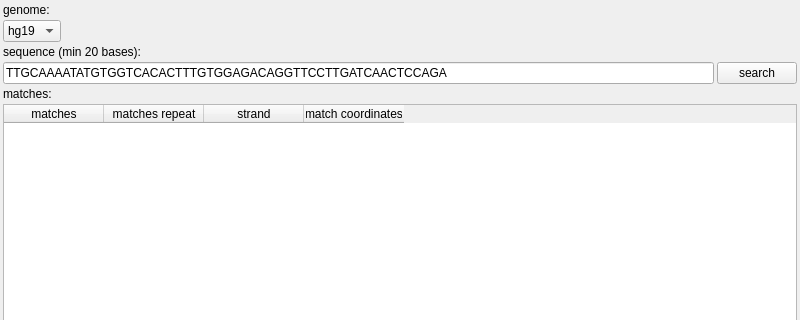
This is src/GSvar/BlatWidget.ui in imgag/ngs-bits as Qt 5 draws it before an edit; both pictures show x 0 to 800 and y 0 to 320 of the 800 by 500 pixel window. The edited form follows.
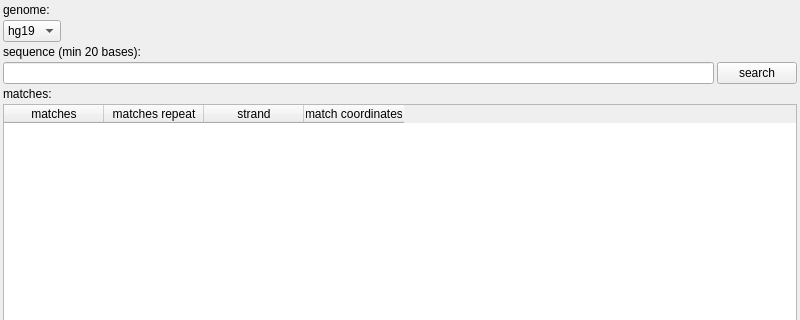
This is the edited form.

```diff
--- a/src/GSvar/BlatWidget.ui
+++ b/src/GSvar/BlatWidget.ui
@@ -91,7 +91,7 @@
      <item>
       <widget class="QLineEdit" name="sequence">
        <property name="text">
-        <string>TTGCAAAATATGTGGTCACACTTTGTGGAGACAGGTTCCTTGATCAACTCCAGA</string>
+        <string/>
        </property>
       </widget>
      </item>
```
